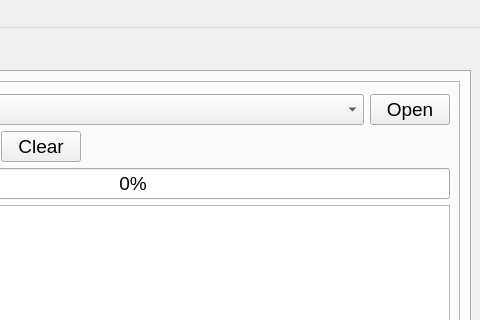
First picture: the form in software/fdcan-gui/ui/ui_main.ui, repository chcbaram/stm32g4-fdcan, before the edit; both pictures show x 420 to 900 and y 0 to 320 of the 900 by 562 pixel window.
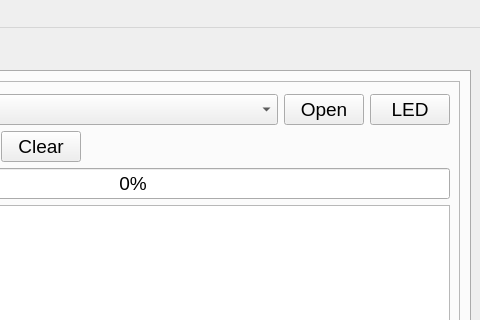
Second picture: the form after the edit.

```diff
--- a/software/fdcan-gui/ui/ui_main.ui
+++ b/software/fdcan-gui/ui/ui_main.ui
@@ -178,6 +178,19 @@
                </property>
               </widget>
              </item>
+             <item>
+              <widget class="QPushButton" name="btn_led">
+               <property name="sizePolicy">
+                <sizepolicy hsizetype="Fixed" vsizetype="Fixed">
+                 <horstretch>0</horstretch>
+                 <verstretch>0</verstretch>
+                </sizepolicy>
+               </property>
+               <property name="text">
+                <string>LED</string>
+               </property>
+              </widget>
+             </item>
             </layout>
            </item>
            <item>
```
